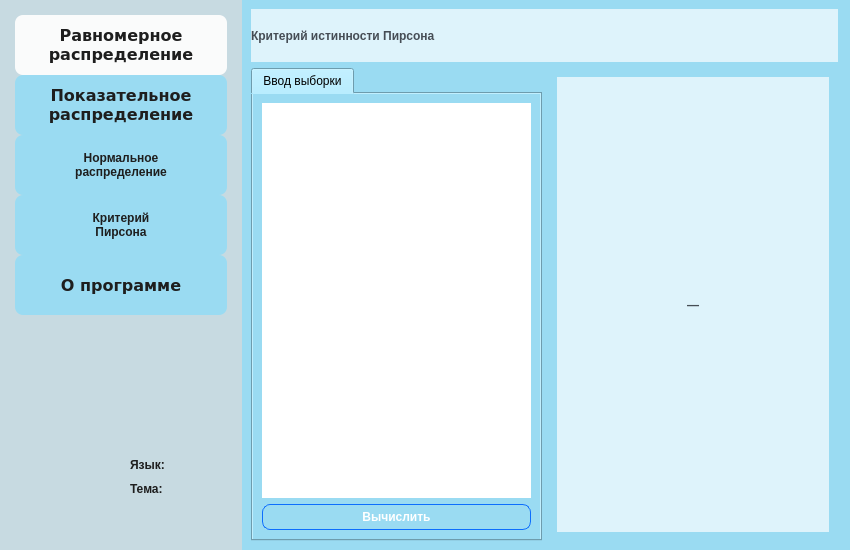
This is src/View/Ui_View.ui in safosaffers/modeling-distributions-ks as Qt 5 draws it before an edit. The edited form follows.
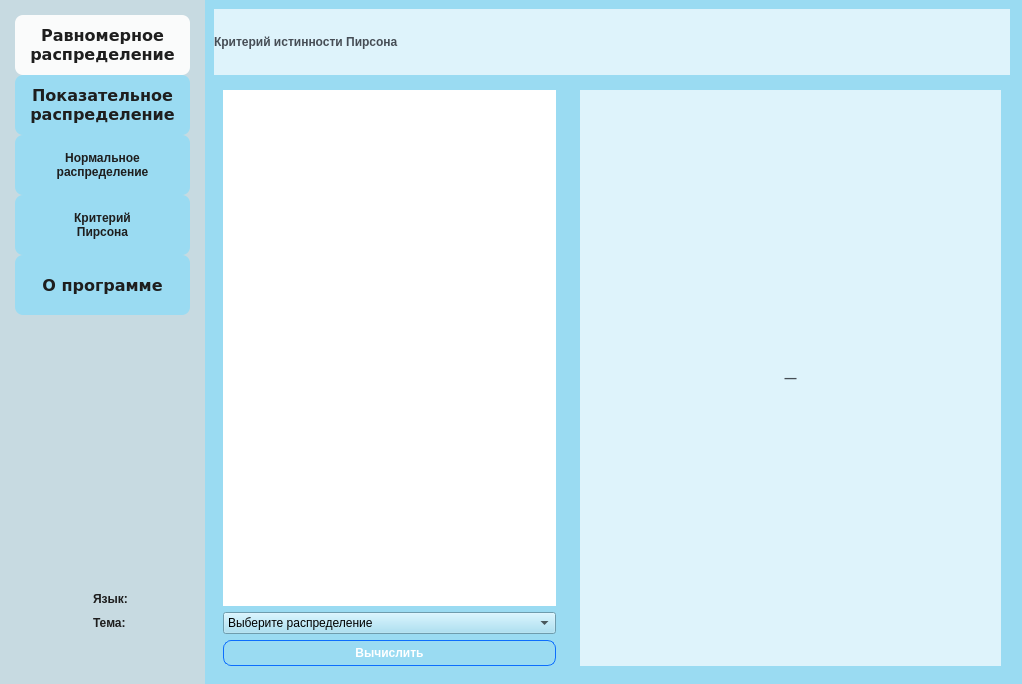
This is the edited form.

Diff of the .ui file:
```diff
--- a/src/View/Ui_View.ui
+++ b/src/View/Ui_View.ui
@@ -6,8 +6,8 @@
    <rect>
     <x>0</x>
     <y>0</y>
-    <width>850</width>
-    <height>550</height>
+    <width>1022</width>
+    <height>684</height>
    </rect>
   </property>
   <property name="minimumSize">
@@ -182,7 +182,7 @@
      <property name="frameShadow">
       <enum>QFrame::Shadow::Raised</enum>
      </property>
-     <layout class="QHBoxLayout" name="horizontalLayout_24" stretch="2,5">
+     <layout class="QHBoxLayout" name="horizontalLayout_24" stretch="2,8">
       <property name="spacing">
        <number>0</number>
       </property>
@@ -1103,17 +1103,18 @@
              </widget>
             </item>
             <item>
-             <layout class="QHBoxLayout" name="horizontalLayout_5" stretch="5,5">
+             <layout class="QHBoxLayout" name="horizontalLayout_5" stretch="4,5">
               <item>
-               <widget class="QTabWidget" name="tabWidget">
-                <property name="currentIndex">
-                 <number>0</number>
+               <widget class="QFrame" name="frame_3">
+                <property name="frameShape">
+                 <enum>QFrame::Shape::StyledPanel</enum>
                 </property>
-                <widget class="QWidget" name="tab">
-                 <attribute name="title">
-                  <string>Ввод выборки</string>
-                 </attribute>
-                 <layout class="QVBoxLayout" name="verticalLayout_12">
+                <property name="frameShadow">
+                 <enum>QFrame::Shadow::Raised</enum>
+                </property>
+                <layout class="QVBoxLayout" name="verticalLayout_15">
+                 <item>
+                  <layout class="QVBoxLayout" name="verticalLayout_13">
                   <item>
                    <widget class="QTextEdit" name="teSample">
                     <property name="styleSheet">
@@ -1124,7 +1125,36 @@
                    </widget>
                   </item>
                   <item>
+                    <widget class="QComboBox" name="comboBox">
+                     <item>
+                      <property name="text">
+                       <string>Выберите распределение</string>
+                      </property>
+                     </item>
+                     <item>
+                      <property name="text">
+                       <string>Равномерное распределение</string>
+                      </property>
+                     </item>
+                     <item>
+                      <property name="text">
+                       <string>Нормальное распределение</string>
+                      </property>
+                     </item>
+                     <item>
+                      <property name="text">
+                       <string>Показательное распределение</string>
+                      </property>
+                     </item>
+                    </widget>
+                   </item>
+                  </layout>
+                 </item>
+                 <item>
                    <widget class="QPushButton" name="btnPirson">
+                   <property name="enabled">
+                    <bool>false</bool>
+                   </property>
                     <property name="text">
                      <string>Вычислить</string>
                     </property>
@@ -1132,7 +1162,6 @@
                   </item>
                  </layout>
                 </widget>
-               </widget>
               </item>
               <item>
                <widget class="QFrame" name="frame">
@@ -1175,6 +1204,9 @@
                    <property name="alignment">
                     <set>Qt::AlignmentFlag::AlignCenter</set>
                    </property>
+                   <property name="wordWrap">
+                    <bool>true</bool>
+                   </property>
                   </widget>
                  </item>
                 </layout>
@@ -1203,8 +1235,8 @@
                 <rect>
                  <x>0</x>
                  <y>0</y>
-                 <width>573</width>
-                 <height>1032</height>
+                 <width>386</width>
+                 <height>1292</height>
                 </rect>
                </property>
                <layout class="QVBoxLayout" name="verticalLayout_8">
```
Lines whose indentation alone changed are shown as unchanged.
